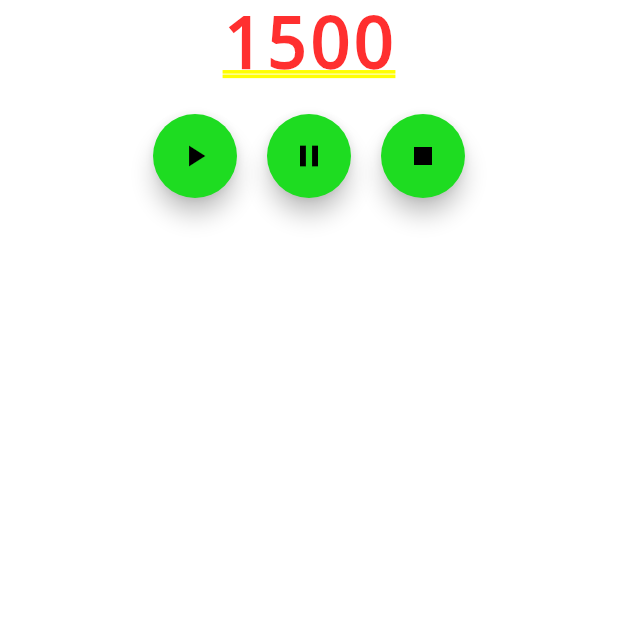
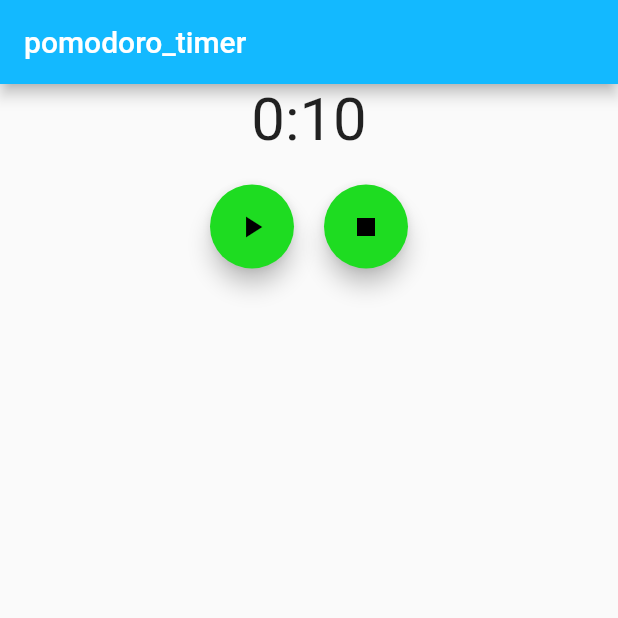
Before and after one commit to hyun6/pomodoro-timer, a Flutter app: the screen it shows after launch, after a tap on the "play arrow" icon, after a tap on the "stop" icon, on a phone screen of 412 x 824 dp, the top half of it. Run offline on Flutter 3.47's test engine with Material 2 defaults, Android fonts, the phone set to English and light mode, and no system bars; our stand-ins replace bloc, flutter_bloc, just_audio; generated files the repository leaves out were written again.

Commit message:
feat: complete sound
 - TODO: show complete alert

```diff
--- /dev/null
+++ b/lib/services/audio.dart
@@ -0,0 +1,16 @@
+import 'package:just_audio/just_audio.dart';
+
+class AudioService {
+  AudioService() {
+    open('assets/audio/complete00.mp3');
+  }
+  final AudioPlayer _player = AudioPlayer();
+
+  Future<Duration?> open(String assetPath) async {
+    return _player.setAsset(assetPath);
+  }
+
+  void play() {
+    _player.play();
+  }
+}
--- a/lib/util/countdown.dart
+++ b/lib/services/countdown.dart
@@ -1,6 +1,6 @@
 Stream<int> countDown(int duration) {
   return Stream.periodic(
     const Duration(seconds: 1),
-    (count) => duration - count,
+    (count) => duration - count - 1,
   ).take(duration);
 }
--- a/lib/timer/cubit/timer_cubit.dart
+++ b/lib/timer/cubit/timer_cubit.dart
@@ -1,16 +1,20 @@
 import 'dart:async';
+import 'dart:developer';
 
 import 'package:bloc/bloc.dart';
+import 'package:flutter/material.dart';
 import 'package:meta/meta.dart';
-import 'package:pomodoro_timer/util/countdown.dart';
+import 'package:pomodoro_timer/services/audio.dart';
+import 'package:pomodoro_timer/services/countdown.dart';
 
 part 'timer_state.dart';
 
 class TimerCubit extends Cubit<TimerState> {
   TimerCubit() : super(const TimerState(0));
 
+  final AudioService _audioService = AudioService();
   StreamSubscription<int>? _countDownStream;
-  static const int default25Min = 60 * 25;
+  static const int default25Min = 10; //60 * 25;
   final int _durationInSecond = default25Min;
 
   void stop() {
@@ -23,7 +27,7 @@
   void start() {
     if (state.status == TimerStatus.idle) {
       _countDownStream?.cancel();
-      _countDownStream = countDown(_durationInSecond).listen(_countDown);
+      _countDownStream = countDown(_durationInSecond).listen(_onCountDown);
     } else if (state.status == TimerStatus.paused) {
       resume();
     }
@@ -42,7 +46,24 @@
     }
   }
 
-  void _countDown(int count) {
-    emit(TimerState(count, TimerStatus.running));
+  // count down callback listener
+  void _onCountDown(int count) {
+    if (count == 0) {
+      _onComplete();
+    } else {
+      emit(TimerState(count, TimerStatus.running));
+    }
+  }
+
+  void _onComplete() {
+    emit(const TimerState(0, TimerStatus.completed));
+    _audioService.play();
+  }
+
+  @override
+  void onChange(Change<TimerState> change) {
+    log('${change.currentState.status} -> ${change.nextState.status}');
+    log('${change.currentState.duration} -> ${change.nextState.duration}');
+    super.onChange(change);
   }
 }
--- a/lib/timer/cubit/timer_state.dart
+++ b/lib/timer/cubit/timer_state.dart
@@ -1,10 +1,6 @@
 part of 'timer_cubit.dart';
 
-enum TimerStatus {
-  idle,
-  running,
-  paused,
-}
+enum TimerStatus { idle, running, paused, completed }
 
 @immutable
 class TimerState {
--- a/lib/timer/view/timer_page.dart
+++ b/lib/timer/view/timer_page.dart
@@ -17,39 +17,82 @@
 class TimerView extends StatelessWidget {
   const TimerView({super.key});
 
+  String _durationToTimeText(int duration) {
+    final min = (duration / 60).floor().toString();
+    final sec = (duration % 60).toString().padLeft(2, '0');
+    return '$min:$sec';
+  }
+
   @override
   Widget build(BuildContext context) {
-    return Column(
+    return Scaffold(
+      appBar: AppBar(title: const Text('pomodoro_timer')),
+      body: Stack(
+        children: [
+          // BlocBuilder<TimerCubit, TimerState>(
+          //   builder: (context, state) {
+          //     if (state.status == TimerStatus.completed) {
+          //       return [
+          //         ModalBarrier(
+          //           color: Colors.black.withAlpha(100),
+          //         ),
+          //         const AlertDialog(title: Text('굳'))
+          //       ];
+          //     }
+          //   },
+          // ),
+          Column(
             children: [
               BlocSelector<TimerCubit, TimerState, int>(
                 selector: (state) {
                   return state.duration;
                 },
                 builder: (context, duration) {
-            return Text(duration.toString());
+                  return Text(
+                    _durationToTimeText(duration),
+                    style: const TextStyle(fontSize: 40),
+                  );
                 },
               ),
               const Padding(padding: EdgeInsets.all(10)),
-        Row(
+              BlocSelector<TimerCubit, TimerState, TimerStatus>(
+                selector: (state) {
+                  return state.status;
+                },
+                builder: (context, status) {
+                  return Row(
                     mainAxisAlignment: MainAxisAlignment.center,
                     children: [
+                      if (status == TimerStatus.running)
+                        FloatingActionButton(
+                          child: const Icon(Icons.pause),
+                          onPressed: () => context.read<TimerCubit>().pause(),
+                        )
+                      else
                         FloatingActionButton(
                           child: const Icon(Icons.play_arrow),
                           onPressed: () => context.read<TimerCubit>().start(),
                         ),
                       const Padding(padding: EdgeInsets.all(10)),
                       FloatingActionButton(
-              child: const Icon(Icons.pause),
-              onPressed: () => context.read<TimerCubit>().pause(),
-            ),
-            const Padding(padding: EdgeInsets.all(10)),
-            FloatingActionButton(
                         child: const Icon(Icons.stop),
                         onPressed: () => context.read<TimerCubit>().stop(),
+                      ),
+                    ],
+                  );
+                },
               )
             ],
-        )
+          ),
+
+          // const Center(
+          //   child: AlertDialog(
+          //     title: Text('Loading...'),
+          //     elevation: 0,
+          //   ),
+          // ),
         ],
+      ),
     );
   }
 }
--- a/pubspec.yaml
+++ b/pubspec.yaml
@@ -15,6 +15,7 @@
   flutter_localizations:
     sdk: flutter
   intl: ^0.17.0
+  just_audio: 0.9.31
 
 dev_dependencies:
   bloc_test: ^9.1.0
@@ -26,3 +27,5 @@
 flutter:
   uses-material-design: true
   generate: true
+  assets:
+    - assets/audio/
```
Also changed, not shown: pubspec.lock, 10 other files. Lines whose indentation alone changed are shown as unchanged.
